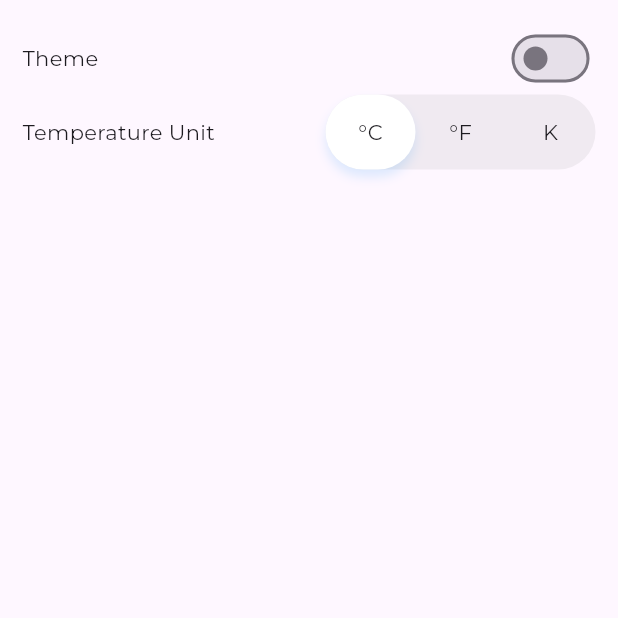
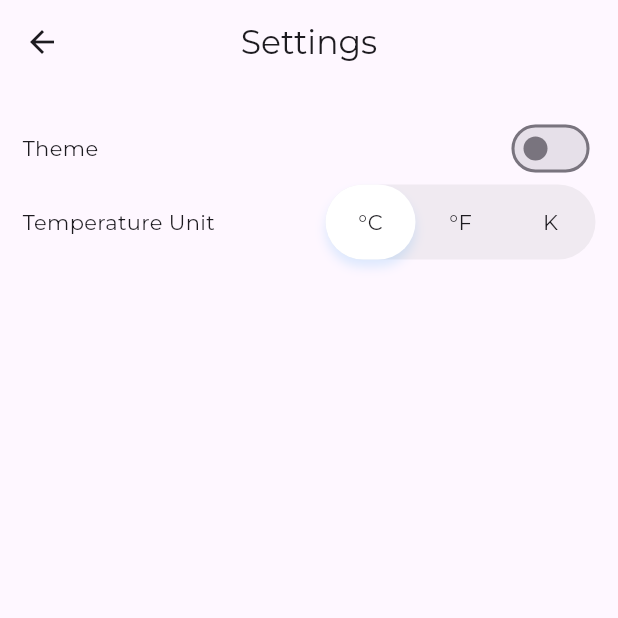
Before and after one commit to viet-tn/flutter_bloc_weather_app, a Flutter app: the screen it shows after launch, after a tap on the "more vert" icon, on a phone screen of 412 x 824 dp, the top half of it. Run offline on Flutter 3.47's test engine with Material 2 defaults, Android fonts, the phone set to English and light mode, and no system bars; our stand-ins replace bloc, dartz, equatable, flutter_bloc, get_it, internet_connection_checker and 2 more; missing offline and left inert: country_codes; project files that could hold a hidden picture were left out.

Commit message:
refactor code

```diff
--- a/lib/core/presentation/router/app_router.dart
+++ b/lib/core/presentation/router/app_router.dart
@@ -1,10 +1,13 @@
 import 'package:flutter/material.dart';
 import 'package:flutter_bloc/flutter_bloc.dart';
+import 'package:shared_preferences/shared_preferences.dart';
+import '../../../features/search/presentation/bloc/search_bloc.dart';
 import '../../../features/weather/presentation/bloc/weather_bloc.dart';
 import '../../../features/injection_container.dart';
 import '../../../features/search/presentation/pages/location_search_page.dart';
 import '../../../features/settings/presentation/pages/settings_page.dart';
 import '../../../features/weather/presentation/pages/weather_page.dart';
+import '../../../features/weather/presentation/pages/weather_page_arguments.dart';
 
 class AppRouter {
   Route? onGenerateRoute(RouteSettings routeSettings) {
@@ -12,21 +15,45 @@ class AppRouter {
       case WeatherPage.routeName:
         return MaterialPageRoute(
           builder: (_) {
+            // For load cached weather beffore build method called
+            late WeatherPageArguments? args;
+            final jsonString =
+                sl<SharedPreferences>().getString(WeatherPageArguments.key);
+
+            if (jsonString != null) {
+              args = WeatherPageArguments.fromJson(jsonString);
+            } else {
+              args = null;
+            }
             return BlocProvider(
-              create: (context) => sl<WeatherBloc>(),
+              create: (context) {
+                if (args != null) {
+                  return sl<WeatherBloc>()
+                    ..add(FetchDataFromCacheEvent(args.location));
+                }
+                return sl<WeatherBloc>()..add(SetInitialWeatherEvent());
+              },
               child: const WeatherPage(),
             );
           },
           settings: routeSettings,
         );
+
       case LocationSearchPage.routeName:
         return MaterialPageRoute(
-          builder: (_) => const LocationSearchPage(),
+          builder: (_) => BlocProvider(
+            create: (context) => sl<SearchBloc>(),
+            child: const LocationSearchPage(),
+          ),
           settings: routeSettings,
         );
+
       case SettingsPage.routeName:
         return MaterialPageRoute(
-            builder: (_) => const SettingsPage(), settings: routeSettings);
+          builder: (_) => const SettingsPage(),
+          settings: routeSettings,
+        );
+
       default:
         return null;
     }
--- a/lib/features/settings/domain/entities/settings.dart
+++ b/lib/features/settings/domain/entities/settings.dart
@@ -13,6 +13,11 @@ class Settings extends Equatable {
     required this.metric,
   });
 
+  static const defaultSettings = Settings(
+    theme: WeatherAppTheme.light,
+    metric: WeatherMetric.celcius,
+  );
+
   @override
   List<Object> get props => [theme, metric];
 
--- a/lib/features/settings/presentation/bloc/settings_bloc.dart
+++ b/lib/features/settings/presentation/bloc/settings_bloc.dart
@@ -3,8 +3,6 @@ import 'dart:developer';
 
 import 'package:bloc/bloc.dart';
 import 'package:equatable/equatable.dart';
-import 'package:flutter/material.dart';
-import 'package:flutter/scheduler.dart';
 
 import '../../../../core/usecases/usecases.dart';
 import '../../domain/entities/settings.dart';
@@ -19,53 +17,42 @@ class SettingsBloc extends Bloc<SettingsEvent, SettingsState> {
   final SaveSettings saveSettings;
 
   SettingsBloc(this.getSettings, this.saveSettings)
-      : super(
-          SettingsState(
-            Settings(
-              theme: SchedulerBinding.instance.window.platformBrightness ==
-                      Brightness.dark
-                  ? WeatherAppTheme.dark
-                  : WeatherAppTheme.light,
-              metric: WeatherMetric.celcius,
-            ),
-          ),
-        ) {
-    on<LoadSettingEvent>(_onLoadSettingEvent);
+      : super(LoadingSettingState()) {
+    on<FetchSettingEvent>(_onLoadSettingEvent);
     on<ChangeWeatherAppThemeEvent>(_onChangeWeatherAppThemeEvent);
     on<ChangeWeatherMetricEvent>(_onChangeWeatherMetricEvent);
   }
 
   FutureOr<void> _onLoadSettingEvent(
-      LoadSettingEvent event, Emitter<SettingsState> emit) async {
+      FetchSettingEvent event, Emitter<SettingsState> emit) async {
     log('_onLoadSettingEvent called');
     final settings = await getSettings(params: NoParam());
     settings.fold(
       (failure) {
         log('settings_bloc: getSettings failure');
         emit(
-          SettingsState(
-            Settings(
-              theme: SchedulerBinding.instance.window.platformBrightness ==
-                      Brightness.dark
-                  ? WeatherAppTheme.dark
-                  : WeatherAppTheme.light,
-              metric: WeatherMetric.celcius,
-            ),
-          ),
+          const LoadedSettingsState(Settings.defaultSettings),
         );
       },
       (value) {
         log('settings_bloc: getSettings success ${value.theme.name}');
-        emit(SettingsState(value));
+        emit(LoadedSettingsState(value));
       },
     );
   }
 
   FutureOr<void> _onChangeWeatherAppThemeEvent(
       ChangeWeatherAppThemeEvent event, Emitter<SettingsState> emit) async {
-    final newState =
-        state.copyWith(settings: state.settings.copyWith(theme: event.theme));
-
+    late LoadedSettingsState newState;
+    if (state is LoadedSettingsState) {
+      newState = (state as LoadedSettingsState).copyWith(
+        settings: (state as LoadedSettingsState)
+            .settings
+            .copyWith(theme: event.theme),
+      );
+    } else {
+      newState = const LoadedSettingsState(Settings.defaultSettings);
+    }
     final result = await saveSettings(params: newState.settings);
     result.fold(
       (l) => log('save error'),
@@ -76,9 +63,16 @@ class SettingsBloc extends Bloc<SettingsEvent, SettingsState> {
 
   FutureOr<void> _onChangeWeatherMetricEvent(
       ChangeWeatherMetricEvent event, Emitter<SettingsState> emit) async {
-    final newState =
-        state.copyWith(settings: state.settings.copyWith(metric: event.metric));
-
+    late LoadedSettingsState newState;
+    if (state is LoadedSettingsState) {
+      newState = (state as LoadedSettingsState).copyWith(
+        settings: (state as LoadedSettingsState)
+            .settings
+            .copyWith(metric: event.metric),
+      );
+    } else {
+      newState = const LoadedSettingsState(Settings.defaultSettings);
+    }
     await saveSettings(params: newState.settings);
     emit(newState);
   }
--- a/lib/features/settings/presentation/bloc/settings_event.dart
+++ b/lib/features/settings/presentation/bloc/settings_event.dart
@@ -7,8 +7,8 @@ abstract class SettingsEvent extends Equatable {
   List<Object> get props => [];
 }
 
-class LoadSettingEvent extends SettingsEvent {
-  const LoadSettingEvent();
+class FetchSettingEvent extends SettingsEvent {
+  const FetchSettingEvent();
 
   @override
   List<Object> get props => [];
--- a/lib/features/settings/presentation/bloc/settings_state.dart
+++ b/lib/features/settings/presentation/bloc/settings_state.dart
@@ -1,16 +1,26 @@
 part of 'settings_bloc.dart';
 
-class SettingsState extends Equatable {
+abstract class SettingsState extends Equatable {
+  const SettingsState();
+
+  @override
+  List<Object> get props => [];
+}
+
+class LoadingSettingState extends SettingsState {}
+
+class LoadedSettingsState extends SettingsState {
   final Settings settings;
-  const SettingsState(this.settings);
+
+  const LoadedSettingsState(this.settings);
 
   @override
   List<Object> get props => [settings];
 
-  SettingsState copyWith({
+  LoadedSettingsState copyWith({
     Settings? settings,
   }) {
-    return SettingsState(
+    return LoadedSettingsState(
       settings ?? this.settings,
     );
   }
--- a/lib/features/settings/presentation/pages/settings_page.dart
+++ b/lib/features/settings/presentation/pages/settings_page.dart
@@ -14,8 +14,13 @@ class SettingsPage extends StatelessWidget {
   Widget build(BuildContext context) {
     return SafeArea(
       child: Scaffold(
+        appBar: PreferredSize(
+          preferredSize: const Size.fromHeight(60),
+          child: _getAppBar(),
+        ),
         body: BlocBuilder<SettingsBloc, SettingsState>(
           builder: (context, state) {
+            if (state is LoadedSettingsState) {
               return SingleChildScrollView(
                 padding: const EdgeInsets.all(15),
                 child: Column(
@@ -43,8 +48,8 @@ class SettingsPage extends StatelessWidget {
                       children: [
                         const Text('Temperature Unit'),
                         TemperatureUnitToggler(
-                        index:
-                            WeatherMetric.values.indexOf(state.settings.metric),
+                          index: WeatherMetric.values
+                              .indexOf(state.settings.metric),
                           onTap: (int index) {
                             context.read<SettingsBloc>().add(
                                   ChangeWeatherMetricEvent(
@@ -58,9 +63,22 @@ class SettingsPage extends StatelessWidget {
                   ],
                 ),
               );
+            }
+            return const Center(child: CircularProgressIndicator());
           },
         ),
       ),
     );
   }
+
+  Widget _getAppBar() {
+    return AppBar(
+      elevation: 0,
+      scrolledUnderElevation: 0,
+      backgroundColor: Colors.transparent,
+      title: const Text('Settings'),
+      centerTitle: true,
+      actions: [],
+    );
   }
+}
--- a/lib/features/weather/data/datasources/weather_local_data_source.dart
+++ b/lib/features/weather/data/datasources/weather_local_data_source.dart
@@ -1,10 +1,10 @@
 import 'dart:convert';
 import 'dart:developer';
 
-import '../models/models.dart';
 import 'package:shared_preferences/shared_preferences.dart';
 
 import '../../../../core/error/exceptions.dart';
+import '../models/models.dart';
 
 const String cachedForcastList = 'CACHED_FORCAST_LIST';
 const String cachedWeather = 'CACHED_WEATHER';
--- a/lib/features/weather/injection_container.dart
+++ b/lib/features/weather/injection_container.dart
@@ -12,7 +12,7 @@ final sl = GetIt.instance;
 Future<void> init() async {
   //! Features
   // Bloc
-  sl.registerLazySingleton(() => WeatherBloc(sl(), sl(), sl(), sl()));
+  sl.registerFactory(() => WeatherBloc(sl(), sl(), sl(), sl()));
 
   // Use cases
   sl.registerLazySingleton(() => GetCurrentWeather(sl()));
--- a/lib/features/weather/presentation/bloc/weather_event.dart
+++ b/lib/features/weather/presentation/bloc/weather_event.dart
@@ -6,6 +6,8 @@ abstract class WeatherEvent extends Equatable {
   @override
   List<Object> get props => [];
 }
+
+class SetInitialWeatherEvent extends WeatherEvent {}
 
 class FetchDataEvent extends WeatherEvent {
   final double lat;
--- a/lib/features/weather/presentation/widgets/forcast_card.dart
+++ b/lib/features/weather/presentation/widgets/forcast_card.dart
@@ -62,6 +62,7 @@ class ForcastCard extends StatelessWidget {
               const SizedBox(height: 15),
               BlocBuilder<SettingsBloc, SettingsState>(
                 builder: (context, state) {
+                  if (state is LoadedSettingsState) {
                     return Text(
                       TextDisplay.temperature(
                           forcast.temp, state.settings.metric),
@@ -70,6 +71,8 @@ class ForcastCard extends StatelessWidget {
                         fontWeight: FontWeight.w400,
                       ),
                     );
+                  }
+                  return const Center(child: CircularProgressIndicator());
                 },
               ),
               const SizedBox(height: 2),
--- a/lib/features/weather/presentation/widgets/hourly_forcast.dart
+++ b/lib/features/weather/presentation/widgets/hourly_forcast.dart
@@ -28,7 +28,7 @@ class HourlyForcast extends StatelessWidget {
           ),
         ),
         Container(
-          height: 260,
+          height: 270,
           width: size.width,
           decoration: BoxDecoration(
             borderRadius: BorderRadius.circular(30),
--- a/lib/main.dart
+++ b/lib/main.dart
@@ -1,16 +1,11 @@
-import 'dart:developer';
-
 import 'package:country_codes/country_codes.dart';
 import 'package:flutter/material.dart';
 import 'package:flutter_bloc/flutter_bloc.dart';
-import 'package:shared_preferences/shared_preferences.dart';
 
 import 'core/presentation/router/app_router.dart';
 import 'features/injection_container.dart' as di;
 import 'features/settings/domain/entities/settings.dart';
 import 'features/settings/presentation/bloc/settings_bloc.dart';
-import 'features/weather/presentation/bloc/weather_bloc.dart';
-import 'features/weather/presentation/pages/weather_page_arguments.dart';
 
 Future<void> main() async {
   WidgetsFlutterBinding.ensureInitialized();
@@ -19,16 +14,6 @@ Future<void> main() async {
 
   await CountryCodes.init();
   await di.init();
-
-  final jsonString =
-      di.sl<SharedPreferences>().getString(WeatherPageArguments.key);
-  // For load saved settings and cached weather beffore build method called
-
-  di.sl<SettingsBloc>().add(const LoadSettingEvent());
-  if (jsonString != null) {
-    final args = WeatherPageArguments.fromJson(jsonString);
-    di.sl<WeatherBloc>().add(FetchDataFromCacheEvent(args.location));
-  }
 
   runApp(const MyApp());
 }
@@ -46,10 +31,11 @@ class _MyAppState extends State<MyApp> {
   @override
   Widget build(BuildContext context) {
     return BlocProvider(
-      create: (context) => di.sl<SettingsBloc>(),
+      create: (context) =>
+          di.sl<SettingsBloc>()..add(const FetchSettingEvent()),
       child: BlocBuilder<SettingsBloc, SettingsState>(
         builder: (context, state) {
-          log(state.settings.theme.name);
+          if (state is LoadedSettingsState) {
             return MaterialApp(
               debugShowCheckedModeBanner: false,
               title: 'Location',
@@ -62,6 +48,8 @@ class _MyAppState extends State<MyApp> {
               ),
               onGenerateRoute: _appRouter.onGenerateRoute,
             );
+          }
+          return const Center(child: CircularProgressIndicator());
         },
       ),
     );
```
Also changed, not shown: lib/features/search/presentation/pages/location_search_page.dart (+1 -7 lines), lib/features/weather/presentation/bloc/weather_bloc.dart (+22 -13 lines), lib/features/weather/presentation/bloc/weather_state.dart (+5 -5 lines), lib/features/weather/presentation/pages/weather_page.dart (+11 -13 lines), lib/features/weather/presentation/widgets/main_section.dart (+8 -1 lines). Lines whose indentation alone changed are shown as unchanged.
